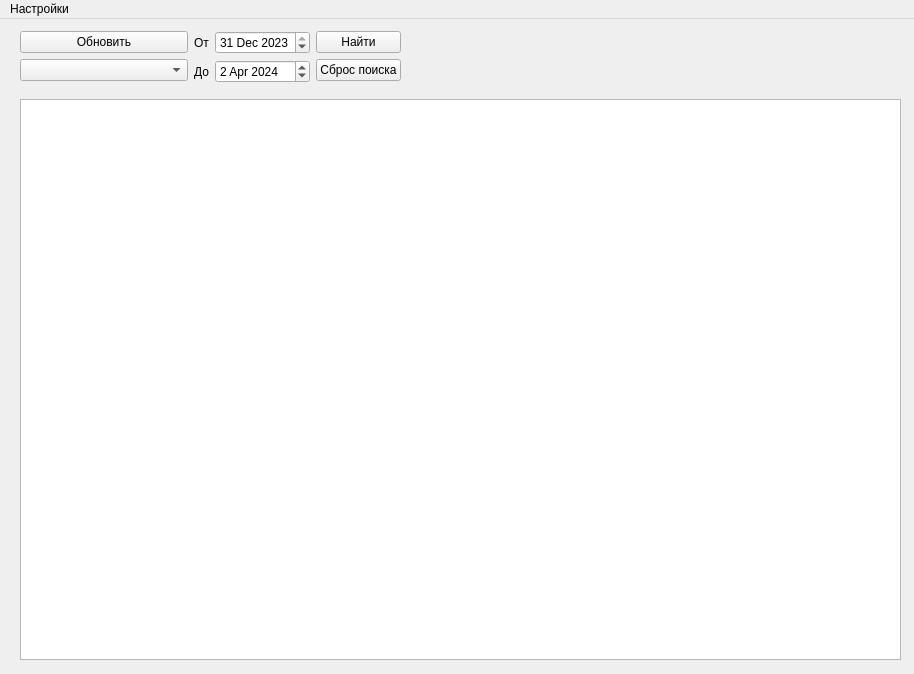
Above: ui/Apogei_ui.ui from Minkuss/apogei before the change. Below: the same form after it.
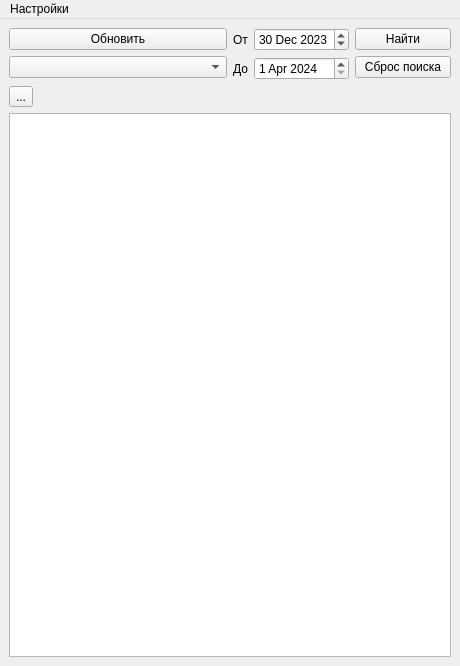
That is the form after the change.

Commit message: Add dark theame

The edit to the form file:
```diff
--- a/ui/Apogei_ui.ui
+++ b/ui/Apogei_ui.ui
@@ -6,48 +6,17 @@
    <rect>
     <x>0</x>
     <y>0</y>
-    <width>914</width>
-    <height>674</height>
+    <width>460</width>
+    <height>666</height>
    </rect>
   </property>
   <property name="windowTitle">
    <string>MainWindow</string>
   </property>
   <widget class="QWidget" name="centralwidget">
-   <widget class="QTableWidget" name="tableWidget">
-    <property name="geometry">
-     <rect>
-      <x>20</x>
-      <y>80</y>
-      <width>881</width>
-      <height>561</height>
-     </rect>
-    </property>
-   </widget>
-   <widget class="QWidget" name="">
-    <property name="geometry">
-     <rect>
-      <x>20</x>
-      <y>8</y>
-      <width>381</width>
-      <height>60</height>
-     </rect>
-    </property>
+   <layout class="QVBoxLayout" name="verticalLayout_4">
+    <item>
     <layout class="QGridLayout" name="gridLayout">
-     <item row="0" column="0">
-      <layout class="QVBoxLayout" name="verticalLayout_3">
-       <item>
-        <widget class="QPushButton" name="pushButton_2">
-         <property name="text">
-          <string>Обновить</string>
-         </property>
-        </widget>
-       </item>
-       <item>
-        <widget class="QComboBox" name="comboBox"/>
-       </item>
-      </layout>
-     </item>
      <item row="0" column="1">
       <layout class="QHBoxLayout" name="horizontalLayout_3">
        <item>
@@ -65,12 +34,12 @@
             <widget class="QDateEdit" name="dateEdit">
              <property name="dateTime">
               <datetime>
-               <hour>4</hour>
+                <hour>18</hour>
                <minute>0</minute>
                <second>0</second>
                <year>2023</year>
                <month>12</month>
-               <day>31</day>
+                <day>30</day>
               </datetime>
              </property>
             </widget>
@@ -90,12 +59,12 @@
             <widget class="QDateEdit" name="dateEdit_2">
              <property name="dateTime">
               <datetime>
-               <hour>4</hour>
+                <hour>18</hour>
                <minute>0</minute>
                <second>0</second>
                <year>2024</year>
                <month>4</month>
-               <day>2</day>
+                <day>1</day>
               </datetime>
              </property>
             </widget>
@@ -124,15 +93,40 @@
        </item>
       </layout>
      </item>
-    </layout>
-   </widget>
+      <item row="0" column="0">
+       <layout class="QVBoxLayout" name="verticalLayout_3">
+        <item>
+         <widget class="QPushButton" name="pushButton_2">
+          <property name="text">
+           <string>Обновить</string>
+          </property>
+         </widget>
+        </item>
+        <item>
+         <widget class="QComboBox" name="comboBox"/>
+        </item>
+       </layout>
+      </item>
+     </layout>
+    </item>
+    <item>
+     <widget class="QToolButton" name="toolButton">
+      <property name="text">
+       <string>...</string>
+      </property>
+     </widget>
+    </item>
+    <item>
+     <widget class="QTableWidget" name="tableWidget"/>
+    </item>
+   </layout>
   </widget>
   <widget class="QMenuBar" name="menubar">
    <property name="geometry">
     <rect>
      <x>0</x>
      <y>0</y>
-     <width>914</width>
+     <width>460</width>
      <height>22</height>
     </rect>
    </property>
```
Lines whose indentation alone changed are shown as unchanged. The commit also changes 2 other files.
